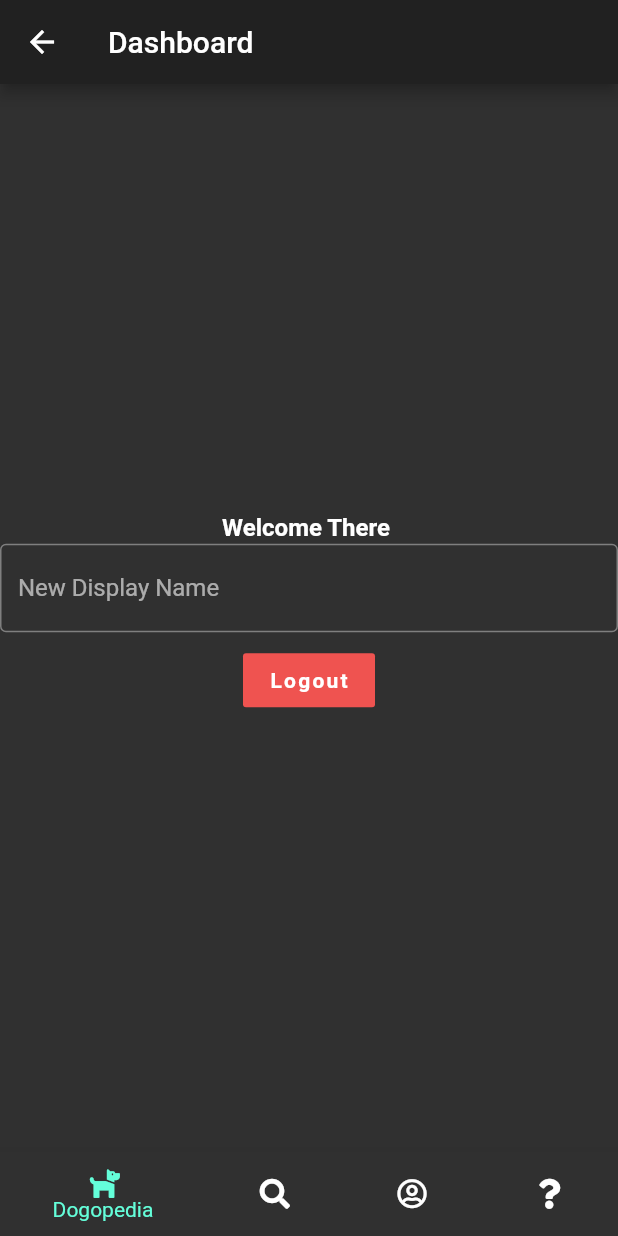
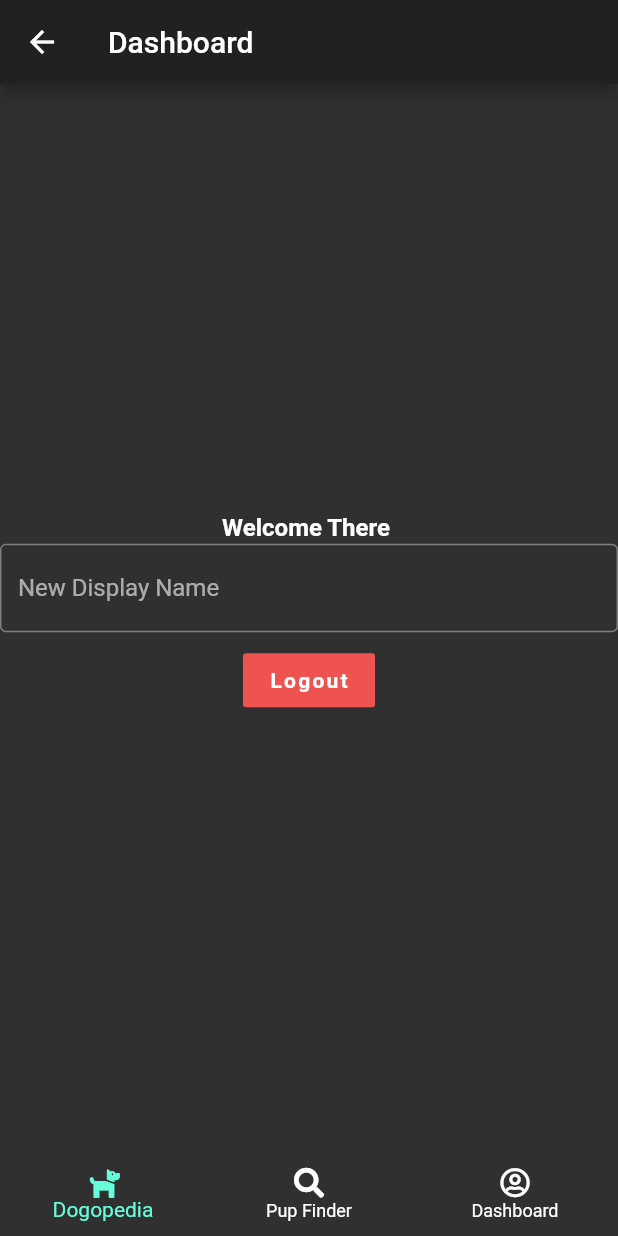
Before and after one commit to Ollynov/dogworld, a Flutter app: the DashboardScreen screen opened by its route, on a phone screen of 412 x 824 dp. Run offline on Flutter 3.47's test engine with Material 2 defaults, Android fonts, the phone set to English and light mode, and no system bars; our stand-ins replace cloud_firestore, firebase_analytics, firebase_auth, font_awesome_flutter, google_sign_in, rxdart; missing offline and left inert: apple_sign_in; accounts and stored records are empty.

Commit message:
login button working nice

```diff
--- a/lib/screens/dashboard.dart
+++ b/lib/screens/dashboard.dart
@@ -71,59 +71,32 @@ class DashboardScreen extends StatelessWidget {
         bottomNavigationBar: AppBottomNav(),
       );
     } else {
-      return Text('Sorry you are not logged in.');
+      return Scaffold(
+        appBar: AppBar(
+          title: Text('Dashboard'),
+          backgroundColor: Theme.of(context).primaryColor,
+        ),
+        body: Center(
+            child: Column(
+          mainAxisAlignment: MainAxisAlignment.center,
+          children: [
+            Text(
+              'Sorry you are not logged in.',
+              style: TextStyle(height: 1.5, fontWeight: FontWeight.bold),
+            ),
+            Padding(
+              padding: const EdgeInsets.all(8.0),
+              child: FlatButton(
+                  child: Text('Login'),
+                  color: Colors.greenAccent,
+                  onPressed: () async {
+                    Navigator.pushNamed(context, '/login');
+                  }),
+            ),
+          ],
+        )),
+        bottomNavigationBar: AppBottomNav(),
+      );
     }
   }
 }
-
-// class ProfileScreen extends StatelessWidget {
-//   final AuthService auth = AuthService();
-
-//   @override
-//   Widget build(BuildContext context) {
-//     FirebaseUser user = Provider.of<FirebaseUser>(context);
-
-//     if (user != null) {
-//       return Scaffold(
-//         appBar: AppBar(
-//           backgroundColor: Colors.deepOrange,
-//           title: Text(user.displayName ?? 'Guest'),
-//         ),
-//         body: Center(
-//           child: Column(
-//             mainAxisAlignment: MainAxisAlignment.spaceEvenly,
-//             crossAxisAlignment: CrossAxisAlignment.center,
-//             children: [
-//               if (user.photoUrl != null)
-//                 Container(
-//                   width: 100,
-//                   height: 100,
-//                   margin: EdgeInsets.only(top: 50),
-//                   decoration: BoxDecoration(
-//                     shape: BoxShape.circle,
-//                     image: DecorationImage(
-//                       image: NetworkImage(user.photoUrl),
-//                     ),
-//                   ),
-//                 ),
-//               Text(user.email ?? '',
-//                   style: Theme.of(context).textTheme.headline),
-//               Spacer(),
-//               FlatButton(
-//                   child: Text('logout'),
-//                   color: Colors.red,
-//                   onPressed: () async {
-//                     await auth.signOut();
-//                     Navigator.of(context)
-//                         .pushNamedAndRemoveUntil('/', (route) => false);
-//                   }),
-//               Spacer()
-//             ],
-//           ),
-//         ),
-//       );
-//     } else {
-//       return Text('not logged in...');
-//     }
-//   }
-// }
--- a/lib/shared/bottom_nav.dart
+++ b/lib/shared/bottom_nav.dart
@@ -22,9 +22,9 @@ class _AppBottomNavState extends State<AppBottomNav> {
         BottomNavigationBarItem(
             icon: Icon(FontAwesomeIcons.userCircle, size: 20),
             title: Text('Dashboard')),
-        BottomNavigationBarItem(
-            icon: Icon(FontAwesomeIcons.question, size: 20),
-            title: Text('Quiz')),
+        // BottomNavigationBarItem(
+        //     icon: Icon(FontAwesomeIcons.question, size: 20),
+        //     title: Text('Quiz')),
       ],
       currentIndex: _selectedIndex,
       unselectedItemColor: Colors.white,
@@ -44,9 +44,9 @@ class _AppBottomNavState extends State<AppBottomNav> {
           case 2:
             Navigator.pushNamed(context, '/dashboard');
             break;
-          case 3:
-            Navigator.pushNamed(context, '/quiz');
-            break;
+          // case 3:
+          //   Navigator.pushNamed(context, '/quiz');
+          //   break;
         }
       },
     );
```
